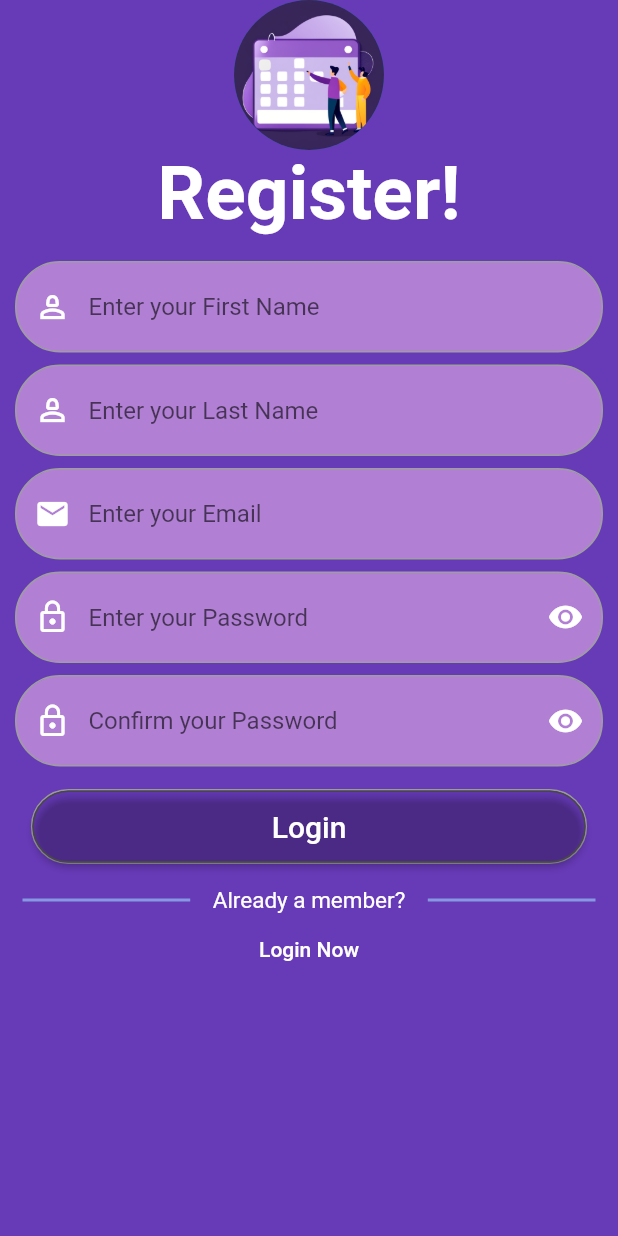
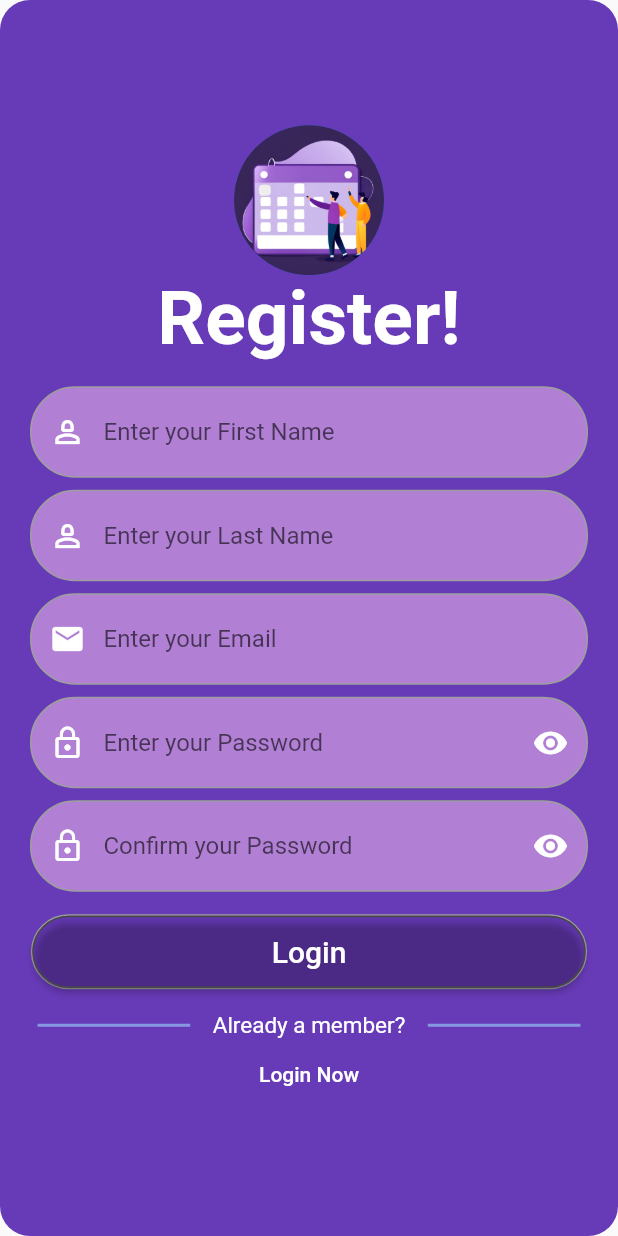
Before and after one commit to pantshaswat/mySchedule, a Flutter app: the registerPage screen opened directly, on a phone screen of 412 x 824 dp. Run offline on Flutter 3.47's test engine with Material 2 defaults, Android fonts, the light colour scheme and no system bars; our stand-ins replace table_calendar; Roboto replaces fonts that are missing (mainFont).

Commit message:
Change:Registration Page UI

```diff
--- a/lib/interfaces/registerPage.dart
+++ b/lib/interfaces/registerPage.dart
@@ -19,6 +19,7 @@ class _registerPageState extends State<registerPage> {
     } else if (!isPassShown) {
       return Icons.no_adult_content;
     }
+    return null;
   }
 
   @override
@@ -27,16 +28,18 @@ class _registerPageState extends State<registerPage> {
     var w = MediaQuery.of(context).size.width;
     return Scaffold(
       body: SingleChildScrollView(
-        child: SafeArea(
-          child: Stack(
-            children: [
-              Container(
+        child: Container(
           height: h,
-                width: w,
+          decoration: BoxDecoration(
             color: Colors.deepPurple,
+            borderRadius: BorderRadius.circular(20),
           ),
-              Center(
+          child: Center(
+            child: Padding(
+              padding: const EdgeInsets.all(10.0),
               child: Column(
+                mainAxisAlignment: MainAxisAlignment.center,
+                crossAxisAlignment: CrossAxisAlignment.center,
                 children: [
                   CircleAvatar(
                     radius: 50,
@@ -85,9 +88,9 @@ class _registerPageState extends State<registerPage> {
                     });
                   }),
                   const SizedBox(height: 8),
-                    reusableTextField("Confirm your Password",
-                        Icons.lock_outline, isPassShown, passwordController,
-                        suffixIcon: passIcon(), onTap: () {
+                  reusableTextField("Confirm your Password", Icons.lock_outline,
+                      isPassShown, passwordController, suffixIcon: passIcon(),
+                      onTap: () {
                     setState(() {
                       isPassShown = !isPassShown;
                     });
@@ -123,8 +126,7 @@ class _registerPageState extends State<registerPage> {
                   )
                 ],
               ),
-              )
-            ],
+            ),
           ),
         ),
       ),
```
Lines whose indentation alone changed are shown as unchanged.
